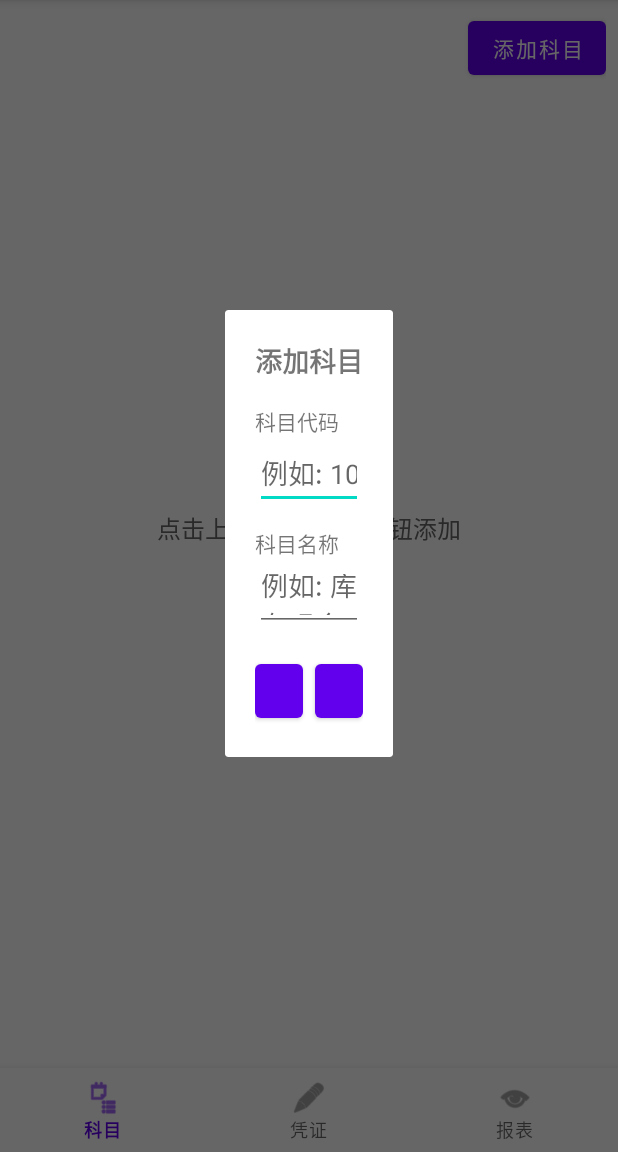
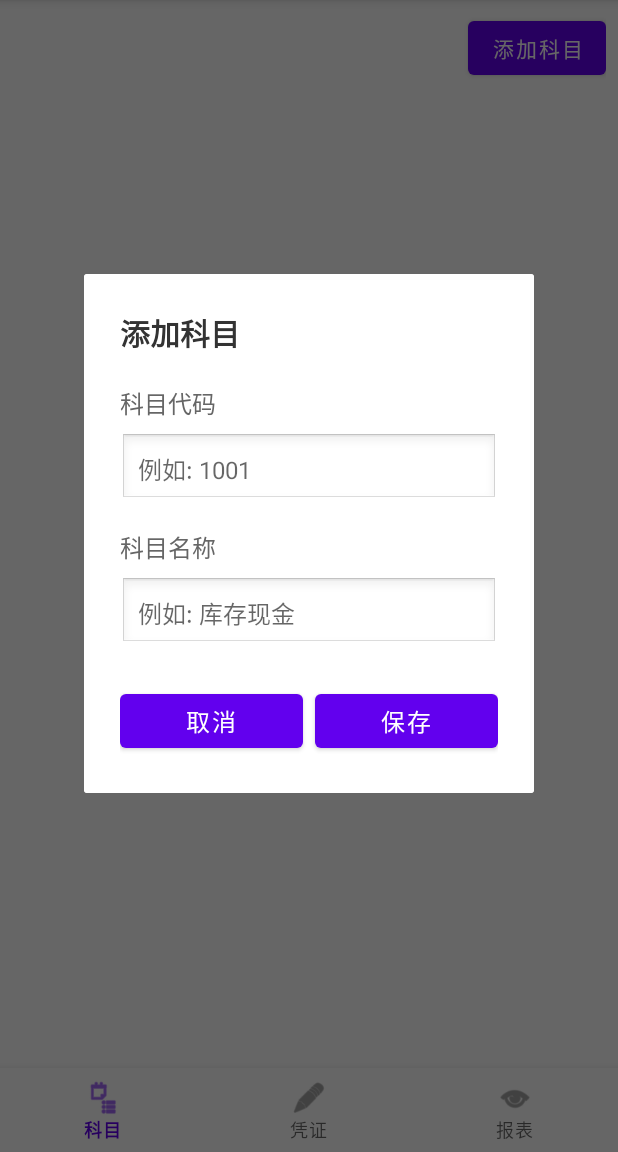
Before and after one commit to zmjhdfw/accounting-management-system, an Android app: the AccountFragment screen opened directly, with no data from a screen before it, after a tap on "添加科目", on a phone screen of 412 x 824 dp, the part 84-1236 px from its top. Run offline under Robolectric (Android 15) with nearby library versions, the phone set to English and light mode, and no system bars.

Commit message:
fix: 优化对话框尺寸和样式
- 设置固定宽度300dp

- 增加padding和间距

- 输入框高度48dp

- 按钮高度48dp

- 增大字体大小

🤖 Generated with CodeArts Agent

```diff
--- a/accounting_system_android/app/src/main/res/layout/dialog_add_account.xml
+++ b/accounting_system_android/app/src/main/res/layout/dialog_add_account.xml
@@ -1,66 +1,79 @@
 <?xml version="1.0" encoding="utf-8"?>
 <LinearLayout
     xmlns:android="http://schemas.android.com/apk/res/android"
-    android:layout_width="match_parent"
+    android:layout_width="300dp"
     android:layout_height="wrap_content"
     android:orientation="vertical"
-    android:padding="20dp">
+    android:padding="24dp"
+    android:background="#FFFFFF">
 
     <TextView
         android:layout_width="wrap_content"
         android:layout_height="wrap_content"
         android:text="添加科目"
-        android:textSize="18sp"
+        android:textSize="20sp"
         android:textStyle="bold"
+        android:textColor="#333333"
+        android:layout_marginBottom="20dp"/>
+
+    <TextView
+        android:layout_width="wrap_content"
+        android:layout_height="wrap_content"
+        android:text="科目代码"
+        android:textSize="16sp"
+        android:textColor="#666666"
+        android:layout_marginBottom="8dp"/>
+
+    <EditText
+        android:id="@+id/account_code_edit"
+        android:layout_width="match_parent"
+        android:layout_height="48dp"
+        android:hint="例如: 1001"
+        android:inputType="number"
+        android:textSize="16sp"
+        android:padding="12dp"
+        android:background="@android:drawable/edit_text"
         android:layout_marginBottom="16dp"/>
 
     <TextView
         android:layout_width="wrap_content"
         android:layout_height="wrap_content"
-        android:text="科目代码"
-        android:textSize="14sp"/>
-
-    <EditText
-        android:id="@+id/account_code_edit"
-        android:layout_width="match_parent"
-        android:layout_height="wrap_content"
-        android:hint="例如: 1001"
-        android:inputType="number"
-        android:layout_marginBottom="12dp"/>
-
-    <TextView
-        android:layout_width="wrap_content"
-        android:layout_height="wrap_content"
         android:text="科目名称"
-        android:textSize="14sp"/>
+        android:textSize="16sp"
+        android:textColor="#666666"
+        android:layout_marginBottom="8dp"/>
 
     <EditText
         android:id="@+id/account_name_edit"
         android:layout_width="match_parent"
-        android:layout_height="wrap_content"
+        android:layout_height="48dp"
         android:hint="例如: 库存现金"
-        android:layout_marginBottom="16dp"/>
+        android:textSize="16sp"
+        android:padding="12dp"
+        android:background="@android:drawable/edit_text"
+        android:layout_marginBottom="24dp"/>
 
     <LinearLayout
         android:layout_width="match_parent"
         android:layout_height="wrap_content"
-        android:orientation="horizontal"
-        android:gravity="end">
+        android:orientation="horizontal">
 
         <Button
             android:id="@+id/cancel_button"
             android:layout_width="0dp"
-            android:layout_height="wrap_content"
+            android:layout_height="48dp"
             android:layout_weight="1"
             android:text="取消"
+            android:textSize="16sp"
             android:layout_marginEnd="8dp"/>
 
         <Button
             android:id="@+id/save_button"
             android:layout_width="0dp"
-            android:layout_height="wrap_content"
+            android:layout_height="48dp"
             android:layout_weight="1"
-            android:text="保存"/>
+            android:text="保存"
+            android:textSize="16sp"/>
 
     </LinearLayout>
 
```
